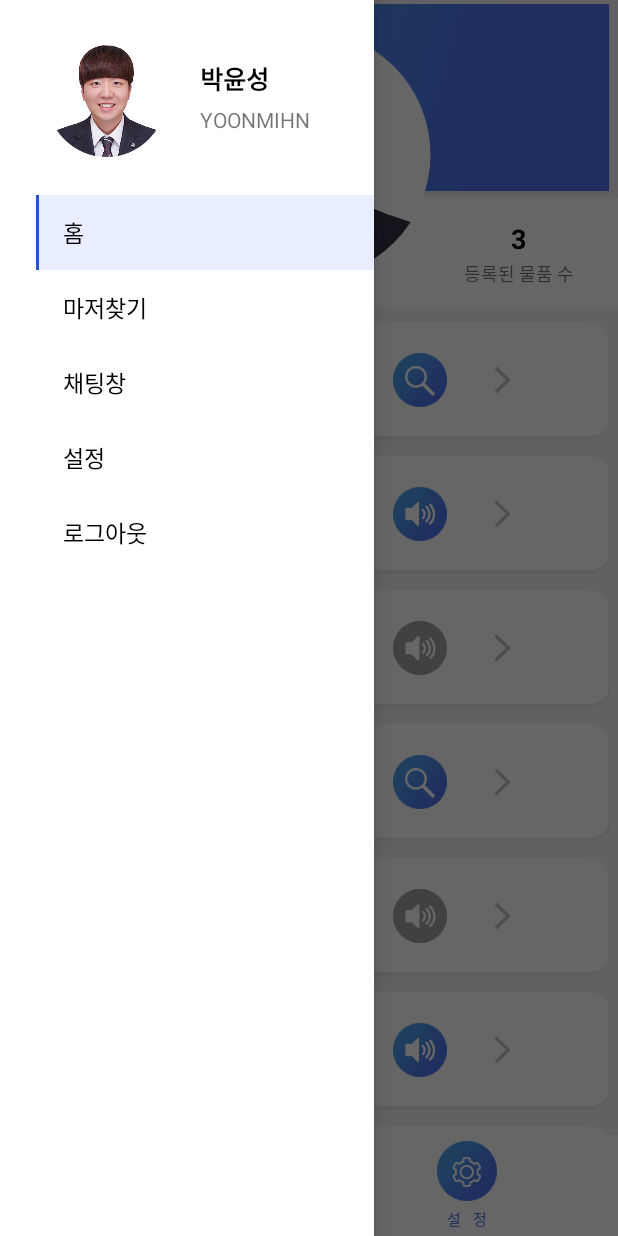
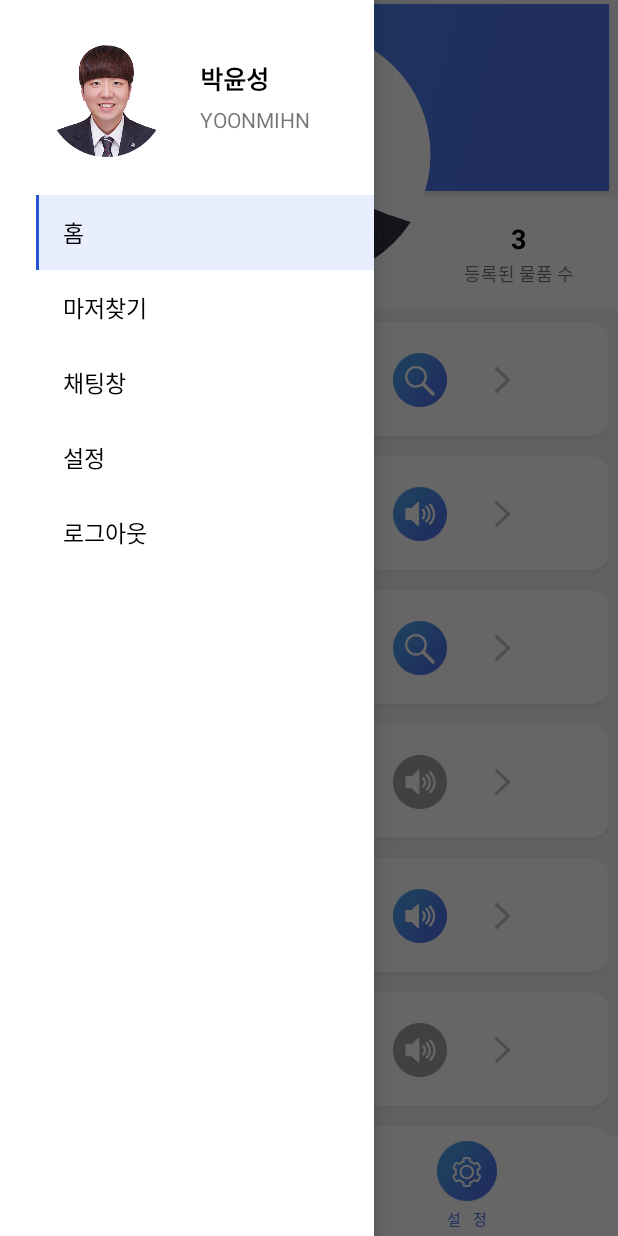
Before and after one commit to Nssu/LostCon_client, an Android app: the screen it shows after launch (MainActivity), with the side drawer open, on a phone screen of 412 x 824 dp. Run offline under Robolectric (Android 15) with nearby library versions, the light colour scheme and no system bars; plain views replace RoundedImageView; pictures from the network do not load.

Commit message:
commit gps

```diff
--- a/app/src/main/AndroidManifest.xml
+++ b/app/src/main/AndroidManifest.xml
@@ -9,6 +9,7 @@
     <uses-permission android:name="android.permission.WRITE_EXTERNAL_STORAGE" />
     <uses-permission android:name="android.permission.ACCESS_FINE_LOCATION" />
     <uses-permission android:name="android.permission.ACCESS_COARSE_LOCATION" />
+    <uses-permission android:name="android.permission.ACCESS_WIFI_STATE" />
 
 
     <uses-feature
--- a/app/src/main/java/lostcon/nssu/example/com/lostcon/activity/MainActivity.java
+++ b/app/src/main/java/lostcon/nssu/example/com/lostcon/activity/MainActivity.java
@@ -82,7 +82,6 @@ public class MainActivity extends AppCompatActivity {
                 Intent intent = new Intent(getApplicationContext(),RegistActivity.class);
                 intent.putExtra("type","add");
                 startActivity(intent);
-                finish();
             }
         });
         menu[1].setOnClickListener(new View.OnClickListener() {
@@ -107,14 +106,15 @@ public class MainActivity extends AppCompatActivity {
                 startActivity(intent);
             }
         });
-        search_button.setOnClickListener(new View.OnClickListener() {
+
+        /*search_button.setOnClickListener(new View.OnClickListener() {
             @Override
             public void onClick(View v) {
                 if(!popupWindow_search.isShowing()){
                     popupWindow_search.showAtLocation(popupView_search, Gravity.CENTER, 0, 0);
                 }
             }
-        });
+        });*/
 
     }
     public void setToolbar(){
@@ -144,23 +144,21 @@ public class MainActivity extends AppCompatActivity {
 
     private void setDummy(){
         item_list.add(new Item("http://post.phinf.naver.net/20150430_258/seul_9_1430363945075fV5VL_JPEG/mug_obj_201504301219056204.jpg",
-                "지갑", "23108817","범위를 벗어났습니다","1"));
-        item_list.add(new Item("http://post.phinf.naver.net/20150430_258/seul_9_1430363945075fV5VL_JPEG/mug_obj_201504301219056204.jpg",
-                "지갑", "23108817","5M이내","0"));
-        item_list.add(new Item("http://post.phinf.naver.net/20150430_258/seul_9_1430363945075fV5VL_JPEG/mug_obj_201504301219056204.jpg",
-                "지갑", "23108817","5M이내","1"));
-        item_list.add(new Item("http://post.phinf.naver.net/20150430_258/seul_9_1430363945075fV5VL_JPEG/mug_obj_201504301219056204.jpg",
-                "지갑", "23108817","범위를 벗어났습니다","0"));
-        item_list.add(new Item("http://post.phinf.naver.net/20150430_258/seul_9_1430363945075fV5VL_JPEG/mug_obj_201504301219056204.jpg",
-                "지갑", "23108817","50M이내","1"));
-        item_list.add(new Item("http://post.phinf.naver.net/20150430_258/seul_9_1430363945075fV5VL_JPEG/mug_obj_201504301219056204.jpg",
-                "지갑", "23108817","70m이내","0"));
-        item_list.add(new Item("http://post.phinf.naver.net/20150430_258/seul_9_1430363945075fV5VL_JPEG/mug_obj_201504301219056204.jpg",
-                "지갑", "23108817","벗어났습니다","1"));
-        item_list.add(new Item("http://post.phinf.naver.net/20150430_258/seul_9_1430363945075fV5VL_JPEG/mug_obj_201504301219056204.jpg",
-                "지갑", "23108817","50M이내","1"));
-        item_list.add(new Item("http://post.phinf.naver.net/20150430_258/seul_9_1430363945075fV5VL_JPEG/mug_obj_201504301219056204.jpg",
-                "지갑", "23108817","50M이내","1"));
+                "지갑", "23108817","범위를 벗어났습니다","1","30"));
+        item_list.add(new Item("https://search.pstatic.net/common/?src=http%3A%2F%2Fblogfiles7.naver.net%2F20150104_20%2Fgwanle_1420363188089lDBDa_JPEG%2FIMG_2289.JPG&type=b400",
+                "노트북", "23108818","50M이내","0","70"));
+        item_list.add(new Item("https://search.pstatic.net/common/?src=http%3A%2F%2Fimgnews.naver.net%2Fimage%2F277%2F2010%2F04%2F04%2F2010040412142902381_1.jpg&type=b400",
+                "아이패드", "23108819","범위를 벗어났습니다","0","50"));
+        item_list.add(new Item("https://search.pstatic.net/common/?src=http%3A%2F%2Fblogfiles5.naver.net%2FMjAxNzA2MjFfMjUy%2FMDAxNDk4MDM0NDUwODIz.Q9YdUO37k6X8dJBcIa5ihQfR7hu1Eh-foyd4EkJ0NjEg.4qSWnJckcOZA_G_zuDotj18refTukvWmPe7WLnZG1m4g.JPEG.znfl2015%2F%25BD%25C3%25B0%25E8_%25BB%25E7%25C0%25CC%25C6%25AE_UPTIME_-_%25B3%25B2%25C0%25DA%25BD%25C3%25B0%25E8%25C3%25DF%25C3%25B5_%25BF%25C0%25B9%25D9%25C4%25ED6.jpg&type=b400",
+                "시계", "23108820","30M이내","1","30"));
+        item_list.add(new Item("https://search.pstatic.net/common/?src=http%3A%2F%2Fpost.phinf.naver.net%2FMjAxODAyMjBfMTAw%2FMDAxNTE5MTM0Njg2NDg5.MAIaGW5f-ZBDvGeSZzm-ARjsJtn587p8a9szvSKzZ-Mg.qZV5Yw_bfQR8zOOcEGA0F_rPvMruZUkOjP2l0PXUx7Yg.JPEG%2FIfj2hg99lZbtozod83RpLJh7oN7I.jpg&type=b400",
+                "책", "23108822","70m이내","0","70"));
+        item_list.add(new Item("https://search.pstatic.net/common/?src=http%3A%2F%2Fblogfiles1.naver.net%2F20120811_136%2Fyumizz_1344628522452uChbQ_JPEG%2F%25C1%25DF%25B0%25ED%25BD%25BA%25B8%25B6%25C6%25AE%25C6%25F9%25B8%25C5%25C0%25D4.jpg&type=b400",
+                "스마트폰", "23108821","20M이내","1","30"));
+        item_list.add(new Item("https://search.pstatic.net/common/?src=http%3A%2F%2Fshop1.phinf.naver.net%2F20170923_136%2Fnewton2000_1506166439240UgbFm_JPEG%2F37876719312849136_321216785.jpg&type=b400",
+                "우산", "23108823","범위를 벗어났습니다","1","50"));
+        item_list.add(new Item("https://search.pstatic.net/common/?src=http%3A%2F%2Fpost.phinf.naver.net%2FMjAxNzA0MDNfMTcz%2FMDAxNDkxMjAxMDc5MTQ5.ypZYixi1XiPfGpmfsGyr0tJb1FN20zw8AT2yS7PJ2o0g.agWEF4hYKA7oHM-pdQog5wdydjGCkMmWqh3HoLhwj7kg.JPEG%2FI9kL65pt6q7HBrQsrHDld3m6soQw.jpg&type=b400",
+                "캐리어", "23108834","50M이내","1","50"));
 
         mAdapter.notifyDataSetChanged();
 
@@ -171,7 +169,12 @@ public class MainActivity extends AppCompatActivity {
         super.onBackPressed();
         if(popupWindow_search.isShowing()){
             popupWindow_search.dismiss();
+        }else if(layoutMain.isDrawerOpen(Gravity.LEFT)){
+            layoutMain.closeDrawer(Gravity.LEFT);
+        }else{
+            finish();
         }
+
     }
 
 }
--- a/app/src/main/java/lostcon/nssu/example/com/lostcon/activity/RegistActivity.java
+++ b/app/src/main/java/lostcon/nssu/example/com/lostcon/activity/RegistActivity.java
@@ -16,6 +16,7 @@ import android.util.Base64;
 import android.util.Log;
 import android.view.View;
 import android.widget.ImageView;
+import android.widget.SeekBar;
 import android.widget.Toast;
 
 import com.bumptech.glide.Glide;
@@ -28,6 +29,7 @@ import lostcon.nssu.example.com.lostcon.R;
 public class RegistActivity extends AppCompatActivity {
 
     ImageView regist_image;
+    SeekBar seekbar;
 
     // 권한 체크 관련
     static final int PERMISSIONS_REQUEST_CODE = 1000;
@@ -64,6 +66,7 @@ public class RegistActivity extends AppCompatActivity {
 
     public void setting(){
         regist_image = (ImageView)findViewById(R.id.regist_image);
+        seekbar = (SeekBar)findViewById(R.id.seekbar);
     }
 
 
--- a/app/src/main/java/lostcon/nssu/example/com/lostcon/adapter/ItemAdapter.java
+++ b/app/src/main/java/lostcon/nssu/example/com/lostcon/adapter/ItemAdapter.java
@@ -4,6 +4,7 @@ import android.content.Context;
 import android.content.Intent;
 import android.support.annotation.NonNull;
 import android.support.v7.widget.RecyclerView;
+import android.view.Gravity;
 import android.view.LayoutInflater;
 import android.view.View;
 import android.view.ViewGroup;
@@ -17,6 +18,7 @@ import com.bumptech.glide.Glide;
 import java.util.ArrayList;
 
 import lostcon.nssu.example.com.lostcon.R;
+import lostcon.nssu.example.com.lostcon.activity.MainActivity;
 import lostcon.nssu.example.com.lostcon.activity.RegistActivity;
 import lostcon.nssu.example.com.lostcon.model.Item;
 
@@ -50,12 +52,10 @@ public class ItemAdapter extends RecyclerView.Adapter<ItemAdapter.ViewHolder> {
             holder.speaker.setBackgroundResource(R.drawable.search_blue);
         }else if(list.get(position).getAlarm().equals("1")) {
             holder.speaker.setBackgroundResource(R.drawable.speaker_gray);
-            list.get(position).setAlarm("0");
+        } else {
+            holder.speaker.setBackgroundResource(R.drawable.speaker_blue);
         }
-        else {
-            holder.speaker.setBackgroundResource(R.drawable.speaker_blue);
-            list.get(position).setAlarm("1");
-        }
+
         holder.edit_button.setOnClickListener(new View.OnClickListener() {
             @Override
             public void onClick(View v) {
@@ -72,19 +72,26 @@ public class ItemAdapter extends RecyclerView.Adapter<ItemAdapter.ViewHolder> {
                 //범위벗어남(찾고잇음파랑/그외회색)
                 if(list.get(position).getDistance().equals("범위를 벗어났습니다")){
                     v.setBackgroundResource(R.drawable.search_blue);
-
+                        if(!((MainActivity)context).popupWindow_search.isShowing()){
+                            ((MainActivity)context).popupWindow_search.showAtLocation(((MainActivity)context).popupView_search, Gravity.CENTER, 0, 0);
+                    }
                 }else if(list.get(position).getAlarm().equals("1")) {
                     v.setBackgroundResource(R.drawable.speaker_gray);
                     list.get(position).setAlarm("0");
+                    notifyDataSetChanged();
                 }
                 else {
                     v.setBackgroundResource(R.drawable.speaker_blue);
                     list.get(position).setAlarm("1");
+                    notifyDataSetChanged();
                 }
 
 
            }
         });
+
+
+
     }
 
     @Override
--- a/app/src/main/java/lostcon/nssu/example/com/lostcon/model/Item.java
+++ b/app/src/main/java/lostcon/nssu/example/com/lostcon/model/Item.java
@@ -5,15 +5,18 @@ public class Item {
     private String im_url;
     private String name;
     private String uuid;
+    private String range;
     private String distance;
     private String alarm;
 
-    public Item(String im_url, String name, String uuid, String distance,String alarm) {
+    public Item(String im_url, String name, String uuid, String distance,String alarm,String range) {
         this.im_url = im_url;
         this.name = name;
         this.uuid = uuid;
+        this.range = range;
         this.distance = distance;
         this.alarm = alarm;
+        this.range = range;
     }
 
     public String getIm_url() {
@@ -36,6 +39,8 @@ public class Item {
         return alarm;
     }
 
+    public String getRange(){return range;}
+
     public void setIm_url(String url){ im_url = url;}
 
     public void setDistance(String d){ distance = d;}
@@ -46,4 +51,5 @@ public class Item {
 
     public void setAlarm(String a){ alarm = a;}
 
+    public void setRange(String r){range = r;}
 }
--- a/app/src/main/res/layout/activity_search.xml
+++ b/app/src/main/res/layout/activity_search.xml
@@ -41,7 +41,9 @@
                     android:orientation="horizontal">
 
                 </LinearLayout>
+
                 <LinearLayout
+                    android:visibility="invisible"
                     android:id="@+id/chat_sliding"
                     android:layout_alignParentBottom="true"
                     android:layout_width="match_parent"
--- a/app/src/main/res/layout/content_main.xml
+++ b/app/src/main/res/layout/content_main.xml
@@ -22,12 +22,12 @@
                 android:layout_height="131.7dp"
                 android:background="@drawable/blue1">
 
-          <ImageView
+                <ImageView
                     android:id="@+id/menu_button"
                     android:layout_width="20dp"
                     android:layout_height="20dp"
-                    android:src="@drawable/line_menu"
-                    android:layout_margin="12.3dp"/>
+                    android:layout_margin="12.3dp"
+                    android:src="@drawable/line_menu" />
 
             </RelativeLayout>
 
@@ -37,54 +37,54 @@
                 android:background="@color/White">
 
                 <LinearLayout
-                    android:layout_marginLeft="23dp"
                     android:layout_width="65dp"
                     android:layout_height="match_parent"
-                    android:orientation="vertical"
                     android:layout_gravity="center_vertical"
-                    android:gravity="center">
+                    android:layout_marginLeft="23dp"
+                    android:gravity="center"
+                    android:orientation="vertical">
 
                     <TextView
                         android:id="@+id/user_name"
                         android:layout_width="wrap_content"
                         android:layout_height="wrap_content"
                         android:text="박윤성"
+                        android:textColor="@color/black"
                         android:textSize="14.7sp"
-                        android:textStyle="bold"
-                        android:textColor="@color/black"/>
+                        android:textStyle="bold" />
 
                     <TextView
-                        android:layout_marginTop="7dp"
                         android:layout_width="wrap_content"
                         android:layout_height="wrap_content"
-                        android:textSize="12.2sp"
-                        android:text="YOONMIHN"/>
+                        android:layout_marginTop="7dp"
+                        android:text="YOONMIHN"
+                        android:textSize="12.2sp" />
 
                 </LinearLayout>
 
                 <LinearLayout
-                    android:layout_marginLeft="20dp"
                     android:layout_width="80dp"
                     android:layout_height="match_parent"
-                    android:orientation="vertical"
                     android:layout_alignParentRight="true"
+                    android:layout_marginLeft="20dp"
                     android:layout_marginRight="26dp"
-                    android:gravity="center">
+                    android:gravity="center"
+                    android:orientation="vertical">
 
                     <TextView
                         android:layout_width="wrap_content"
                         android:layout_height="wrap_content"
                         android:text="3"
-                        android:textStyle="bold"
+                        android:textColor="@color/black"
                         android:textSize="17.7sp"
-                        android:textColor="@color/black"/>
+                        android:textStyle="bold" />
 
                     <TextView
-                        android:layout_marginTop="2dp"
                         android:layout_width="wrap_content"
                         android:layout_height="wrap_content"
-                        android:textSize="12.2sp"
-                        android:text="등록된 물품 수"/>
+                        android:layout_marginTop="2dp"
+                        android:text="등록된 물품 수"
+                        android:textSize="12.2sp" />
 
                 </LinearLayout>
 
@@ -102,7 +102,8 @@
             android:src="@drawable/example"
             app:riv_border_color="@color/White"
             app:riv_border_width="1px"
-            app:riv_corner_radius="166dp" />
+            app:riv_corner_radius="166dp"
+            android:scaleType="centerCrop"/>
 
     </FrameLayout>
 
--- a/app/src/main/res/layout/drawer_user.xml
+++ b/app/src/main/res/layout/drawer_user.xml
@@ -25,6 +25,7 @@
            android:layout_width="79dp"
            android:layout_height="79dp"
            android:src="@drawable/example"
+           android:scaleType="centerCrop"
            app:riv_border_color="@color/White"
            app:riv_border_width="1px"
            app:riv_corner_radius="166dp" />
--- a/app/src/main/res/layout/list_item.xml
+++ b/app/src/main/res/layout/list_item.xml
@@ -20,11 +20,11 @@
             android:layout_height="67.3dp"
             android:layout_gravity="center"
             android:layout_marginLeft="35dp"
-            android:scaleType="fitCenter"
             android:src="@drawable/no_image"
             app:riv_border_color="@color/gray"
             app:riv_border_width="1px"
-            app:riv_corner_radius="166dp"/>
+            app:riv_corner_radius="166dp"
+            android:scaleType="centerCrop"/>
 
         <LinearLayout
             android:layout_width="120dp"
```
Also changed, not shown: app/src/main/java/lostcon/nssu/example/com/lostcon/activity/SearchActivity.java (+113 -24 lines), app/src/main/res/layout/activity_regist.xml (+5 -3 lines).
